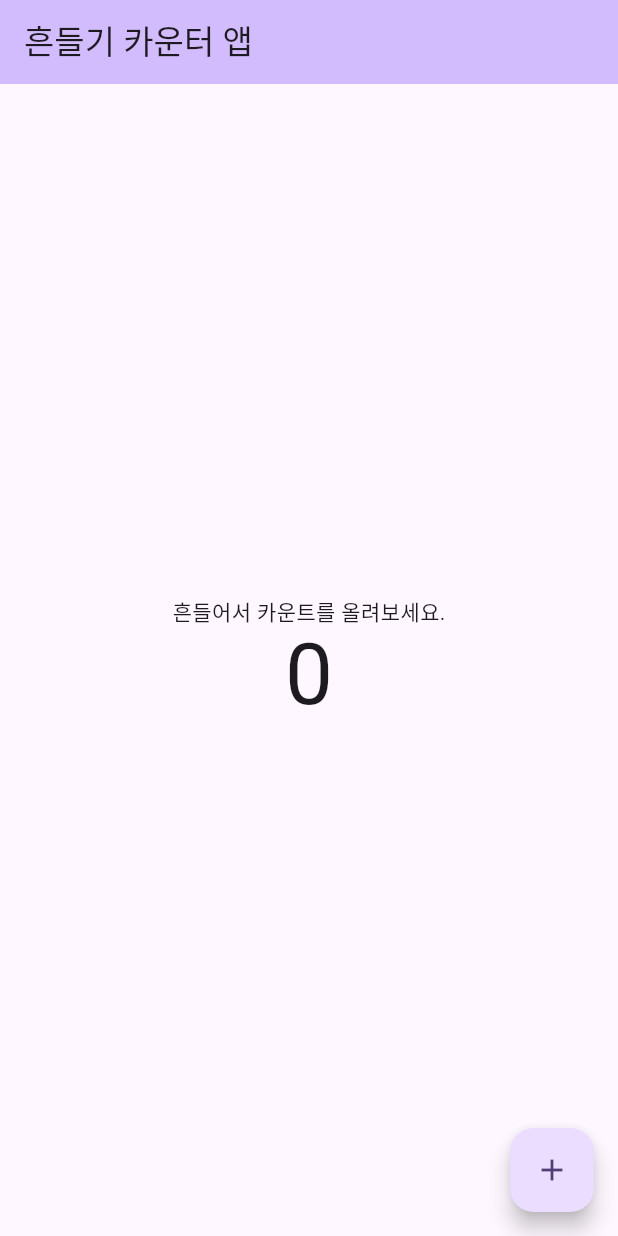
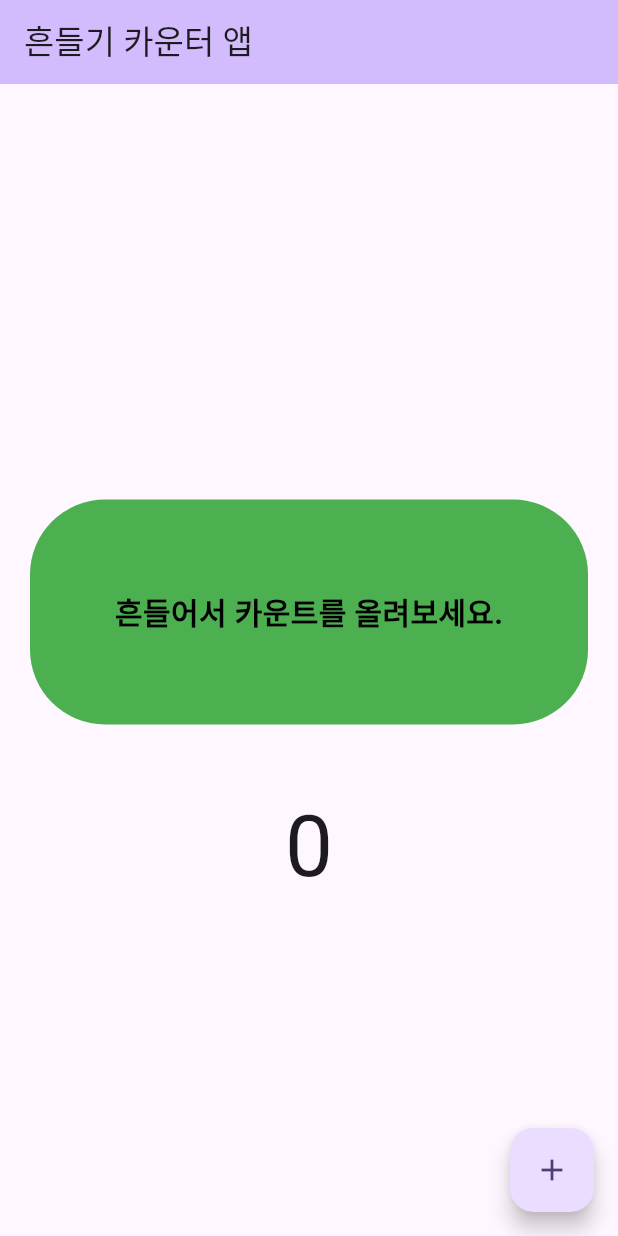
Before and after one commit to HiddenEvent/flutter_guides, a Flutter app: the screen it shows after launch, on a phone screen of 412 x 824 dp. Run offline on Flutter 3.47's test engine with Material 3 defaults, Android fonts, the phone set to English and light mode, and no system bars; our stand-ins replace velocity_x; missing offline and left inert: shake.

Commit message:
[흔들기 앱] velocity_x 라이브러리 사용

```diff
--- a/lib/my_home_page.dart
+++ b/lib/my_home_page.dart
@@ -1,8 +1,10 @@
 import 'package:flutter/material.dart';
 import 'package:shake/shake.dart';
+import 'package:velocity_x/velocity_x.dart';
 
 class MyHomePage extends StatefulWidget {
   const MyHomePage({super.key, required this.title});
+
   final String title;
 
   @override
@@ -12,6 +14,7 @@ class MyHomePage extends StatefulWidget {
 class _MyHomePageState extends State<MyHomePage> with WidgetsBindingObserver {
   int _counter = 0;
   late ShakeDetector detector;
+
   @override
   void initState() {
     WidgetsBinding.instance.addObserver(this);
@@ -45,9 +48,22 @@ class _MyHomePageState extends State<MyHomePage> with WidgetsBindingObserver {
         child: Column(
           mainAxisAlignment: MainAxisAlignment.center,
           children: <Widget>[
-            const Text(
-              '흔들어서 카운트를 올려보세요.',
-            ),
+            '흔들어서 카운트를 올려보세요.'
+                .text
+                .color(Colors.red)
+                .bold
+                .black
+                .size(
+                  20,
+                )
+                .isIntrinsic
+                .makeCentered()
+                .box
+                .withRounded(value: 50)
+                .color(Colors.green)
+                .height(150)
+                .make()
+                .pSymmetric(h: 20, v: 50),
             Text(
               '$_counter',
               style: Theme.of(context).textTheme.displayLarge,
--- a/pubspec.yaml
+++ b/pubspec.yaml
@@ -36,6 +36,7 @@ dependencies:
   # Use with the CupertinoIcons class for iOS style icons.
   cupertino_icons: ^1.0.2
   shake: ^2.2.0
+  velocity_x: ^4.1.2
 
 dev_dependencies:
   flutter_test:
```
Also changed, not shown: pubspec.lock.
